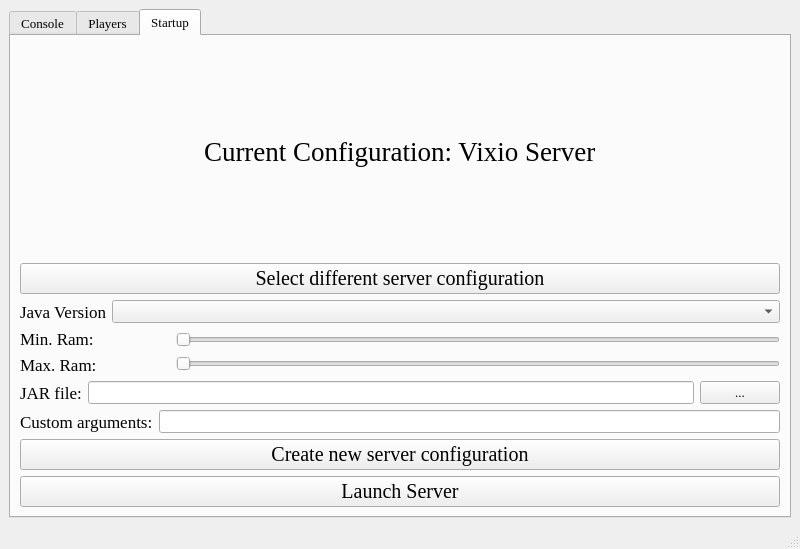
Old version of the form UiFiles/ServerGui.ui in the repository iBlitzkriegi/ServerGui.
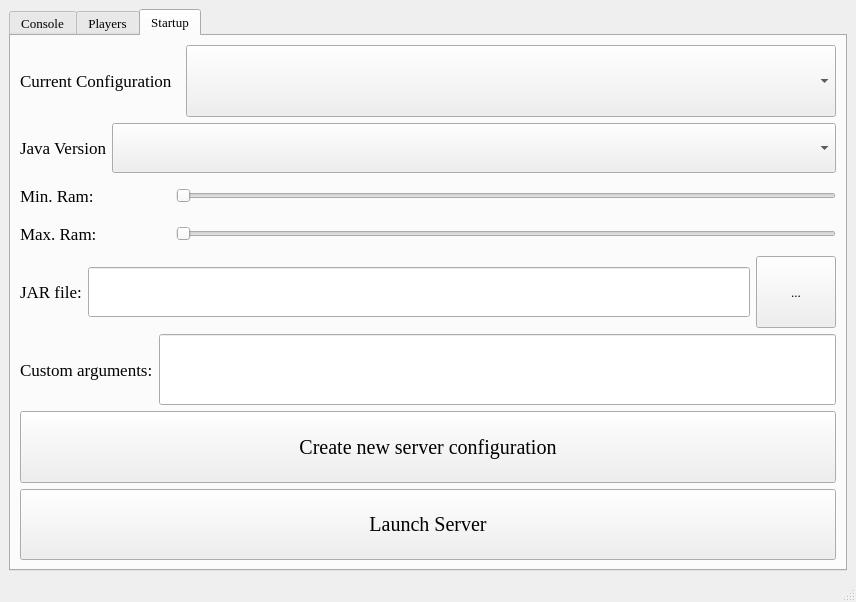
New version of the form. The open tabs and pages were chosen to show the change.

```diff
--- a/UiFiles/ServerGui.ui
+++ b/UiFiles/ServerGui.ui
@@ -6,8 +6,8 @@
    <rect>
     <x>0</x>
     <y>0</y>
-    <width>800</width>
-    <height>549</height>
+    <width>856</width>
+    <height>602</height>
    </rect>
   </property>
   <property name="baseSize">
@@ -452,29 +452,42 @@
         <string>Startup</string>
        </attribute>
        <layout class="QVBoxLayout" name="verticalLayout_11">
-        <item alignment="Qt::AlignHCenter">
-         <widget class="QLabel" name="current_config_label">
-          <property name="font">
-           <font>
-            <pointsize>20</pointsize>
-           </font>
-          </property>
-          <property name="text">
-           <string>Current Configuration: Vixio Server</string>
-          </property>
-         </widget>
-        </item>
         <item>
-         <widget class="QPushButton" name="select_server_config_button">
-          <property name="font">
-           <font>
-            <pointsize>15</pointsize>
-           </font>
-          </property>
-          <property name="text">
-           <string>Select different server configuration</string>
-          </property>
-         </widget>
+         <layout class="QHBoxLayout" name="horizontalLayout_8">
+          <item>
+           <widget class="QLabel" name="label_2">
+            <property name="maximumSize">
+             <size>
+              <width>160</width>
+              <height>16777215</height>
+             </size>
+            </property>
+            <property name="font">
+             <font>
+              <pointsize>13</pointsize>
+             </font>
+            </property>
+            <property name="text">
+             <string>Current Configuration</string>
+            </property>
+           </widget>
+          </item>
+          <item>
+           <widget class="QComboBox" name="current_config_combo_box">
+            <property name="sizePolicy">
+             <sizepolicy hsizetype="Preferred" vsizetype="Preferred">
+              <horstretch>0</horstretch>
+              <verstretch>0</verstretch>
+             </sizepolicy>
+            </property>
+            <property name="font">
+             <font>
+              <pointsize>15</pointsize>
+             </font>
+            </property>
+           </widget>
+          </item>
+         </layout>
         </item>
         <item>
          <layout class="QHBoxLayout" name="horizontalLayout_6" stretch="0,2">
@@ -491,7 +504,25 @@
            </widget>
           </item>
           <item>
-           <widget class="QComboBox" name="java_version_combo_box"/>
+           <widget class="QComboBox" name="java_version_combo_box">
+            <property name="sizePolicy">
+             <sizepolicy hsizetype="Preferred" vsizetype="Preferred">
+              <horstretch>0</horstretch>
+              <verstretch>0</verstretch>
+             </sizepolicy>
+            </property>
+            <property name="maximumSize">
+             <size>
+              <width>16777215</width>
+              <height>50</height>
+             </size>
+            </property>
+            <property name="font">
+             <font>
+              <pointsize>15</pointsize>
+             </font>
+            </property>
+           </widget>
           </item>
          </layout>
         </item>
@@ -565,6 +596,12 @@
            <layout class="QVBoxLayout" name="verticalLayout_9">
             <item>
              <widget class="QSlider" name="min_ram_slider">
+              <property name="sizePolicy">
+               <sizepolicy hsizetype="Expanding" vsizetype="Preferred">
+                <horstretch>0</horstretch>
+                <verstretch>0</verstretch>
+               </sizepolicy>
+              </property>
               <property name="orientation">
                <enum>Qt::Horizontal</enum>
               </property>
@@ -572,6 +609,12 @@
             </item>
             <item>
              <widget class="QSlider" name="max_ram_slider">
+              <property name="sizePolicy">
+               <sizepolicy hsizetype="Expanding" vsizetype="Preferred">
+                <horstretch>0</horstretch>
+                <verstretch>0</verstretch>
+               </sizepolicy>
+              </property>
               <property name="orientation">
                <enum>Qt::Horizontal</enum>
               </property>
@@ -596,10 +639,37 @@
            </widget>
           </item>
           <item>
-           <widget class="QLineEdit" name="jar_file_line_edit"/>
+           <widget class="QLineEdit" name="jar_file_line_edit">
+            <property name="sizePolicy">
+             <sizepolicy hsizetype="MinimumExpanding" vsizetype="Preferred">
+              <horstretch>0</horstretch>
+              <verstretch>0</verstretch>
+             </sizepolicy>
+            </property>
+            <property name="maximumSize">
+             <size>
+              <width>16777215</width>
+              <height>50</height>
+             </size>
+            </property>
+            <property name="font">
+             <font>
+              <pointsize>15</pointsize>
+             </font>
+            </property>
+            <property name="text">
+             <string/>
+            </property>
+           </widget>
           </item>
           <item>
            <widget class="QPushButton" name="jar_file_button">
+            <property name="sizePolicy">
+             <sizepolicy hsizetype="Minimum" vsizetype="Preferred">
+              <horstretch>0</horstretch>
+              <verstretch>0</verstretch>
+             </sizepolicy>
+            </property>
             <property name="text">
              <string>...</string>
             </property>
@@ -622,12 +692,33 @@
            </widget>
           </item>
           <item>
-           <widget class="QLineEdit" name="custom_arguments_line_edit"/>
+           <widget class="QLineEdit" name="custom_arguments_line_edit">
+            <property name="sizePolicy">
+             <sizepolicy hsizetype="Expanding" vsizetype="Preferred">
+              <horstretch>0</horstretch>
+              <verstretch>0</verstretch>
+             </sizepolicy>
+            </property>
+            <property name="font">
+             <font>
+              <pointsize>15</pointsize>
+             </font>
+            </property>
+            <property name="text">
+             <string/>
+            </property>
+           </widget>
           </item>
          </layout>
         </item>
         <item>
          <widget class="QPushButton" name="create_server_config_button">
+          <property name="sizePolicy">
+           <sizepolicy hsizetype="Minimum" vsizetype="Preferred">
+            <horstretch>0</horstretch>
+            <verstretch>0</verstretch>
+           </sizepolicy>
+          </property>
           <property name="font">
            <font>
             <family>Times New Roman</family>
@@ -641,6 +732,12 @@
         </item>
         <item>
          <widget class="QPushButton" name="launch_server_button">
+          <property name="sizePolicy">
+           <sizepolicy hsizetype="Minimum" vsizetype="Preferred">
+            <horstretch>0</horstretch>
+            <verstretch>0</verstretch>
+           </sizepolicy>
+          </property>
           <property name="font">
            <font>
             <pointsize>15</pointsize>
```
Left out of the diff: 7 changed lines with no effect on the pictures.
